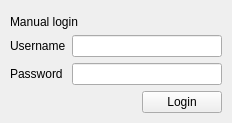
Before: the Qt Designer form giscube_admin_dockwidget_base.ui in giscube/giscube-admin-qgis-plugin, drawn with Qt 5.
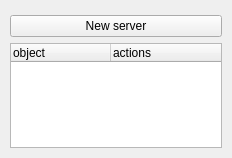
After: the same form once the commit is applied. Custom widgets are drawn as their Qt base class.

Commit message: Modify main dockwidget

The edit to the form file:
```diff
--- a/giscube_admin_dockwidget_base.ui
+++ b/giscube_admin_dockwidget_base.ui
@@ -20,7 +20,7 @@
      <verstretch>0</verstretch>
     </sizepolicy>
    </property>
-   <layout class="QVBoxLayout" name="verticalLayout_2" stretch="0,0,0">
+   <layout class="QVBoxLayout" name="verticalLayout_2" stretch="0,0">
     <property name="spacing">
      <number>6</number>
     </property>
@@ -37,76 +37,29 @@
      <number>10</number>
     </property>
     <item>
-     <widget class="QLabel" name="login_label">
+     <widget class="QPushButton" name="pushButton">
       <property name="text">
-       <string>Manual login</string>
+       <string>New server</string>
       </property>
      </widget>
     </item>
     <item>
-     <layout class="QGridLayout" name="login_layout">
-      <item row="0" column="0">
-       <widget class="QLabel" name="username_label">
-        <property name="text">
-         <string>Username</string>
-        </property>
-       </widget>
-      </item>
-      <item row="0" column="1">
-       <widget class="QLineEdit" name="username"/>
-      </item>
-      <item row="1" column="1">
-       <widget class="QgsPasswordLineEdit" name="password"/>
-      </item>
-      <item row="1" column="0">
-       <widget class="QLabel" name="password_label">
-        <property name="text">
-         <string>Password</string>
-        </property>
-       </widget>
-      </item>
-     </layout>
-    </item>
-    <item>
-     <layout class="QHBoxLayout" name="loginSubmit_laout">
-      <item>
-       <spacer name="loginSubmit_spacer">
-        <property name="orientation">
-         <enum>Qt::Horizontal</enum>
-        </property>
-        <property name="sizeHint" stdset="0">
-         <size>
-          <width>40</width>
-          <height>20</height>
-         </size>
-        </property>
-       </spacer>
-      </item>
-      <item>
-       <widget class="QPushButton" name="loginSubmit">
-        <property name="sizePolicy">
-         <sizepolicy hsizetype="Maximum" vsizetype="Fixed">
-          <horstretch>0</horstretch>
-          <verstretch>0</verstretch>
-         </sizepolicy>
-        </property>
-        <property name="text">
-         <string>Login</string>
-        </property>
-       </widget>
-      </item>
-     </layout>
+     <widget class="QTreeWidget" name="treeWidget">
+      <column>
+       <property name="text">
+        <string>object</string>
+       </property>
+      </column>
+      <column>
+       <property name="text">
+        <string>actions</string>
+       </property>
+      </column>
+     </widget>
     </item>
    </layout>
   </widget>
  </widget>
- <customwidgets>
-  <customwidget>
-   <class>QgsPasswordLineEdit</class>
-   <extends>QLineEdit</extends>
-   <header>qgspasswordlineedit.h</header>
-  </customwidget>
- </customwidgets>
  <resources/>
  <connections/>
 </ui>
```
